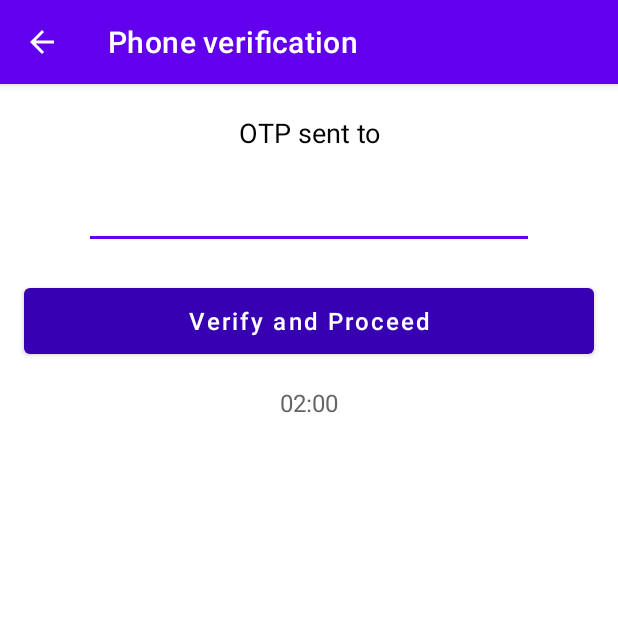
After one commit to KateUmesh/DueDateReminder, an Android app: the OtpVerificationActivity screen opened directly, with no data from a screen before it, on a phone screen of 412 x 824 dp, the top half of it. The commit adds this screen. Run offline under Robolectric (Android 15) with nearby library versions, the light colour scheme and no system bars.

Commit message:
OtpVerificationActivity.kt created

```diff
--- a/app/src/main/AndroidManifest.xml
+++ b/app/src/main/AndroidManifest.xml
@@ -9,11 +9,15 @@
         android:roundIcon="@mipmap/ic_launcher_round"
         android:supportsRtl="true"
         android:theme="@style/Theme.DueDateReminder">
-        <activity android:name=".view.activities.CreateAccountActivity"
-            android:exported="true"/>
-        <activity android:name=".view.activities.LoginActivity"
-            android:exported="true"/>
-        <activity android:name=".view.activities.SplashActivity"
+        <activity android:name=".view.activities.OtpVerificationActivity"></activity>
+        <activity
+            android:name=".view.activities.CreateAccountActivity"
+            android:exported="true" />
+        <activity
+            android:name=".view.activities.LoginActivity"
+            android:exported="true" />
+        <activity
+            android:name=".view.activities.SplashActivity"
             android:exported="true">
             <intent-filter>
                 <action android:name="android.intent.action.MAIN" />
--- /dev/null
+++ b/app/src/main/java/com/duedatereminder/view/activities/OtpVerificationActivity.kt
@@ -0,0 +1,30 @@
+package com.duedatereminder.view.activities
+
+import androidx.appcompat.app.AppCompatActivity
+import android.os.Bundle
+import android.widget.Button
+import android.widget.TextView
+import com.duedatereminder.R
+import com.duedatereminder.utils.ContextExtension.Companion.toolbar
+import com.google.android.material.textfield.TextInputEditText
+
+class OtpVerificationActivity : AppCompatActivity() {
+    override fun onCreate(savedInstanceState: Bundle?) {
+        super.onCreate(savedInstanceState)
+        setContentView(R.layout.activity_otp_verification)
+
+        /*Toolbar*/
+        toolbar(getString(R.string.phone_verification),true)
+
+        /*Initialize Variable*/
+        val tvOtpMessage : TextView = findViewById(R.id.tvOtpMessage)
+        val edtOtp : TextInputEditText = findViewById(R.id.edtOtp)
+        val btnVerifyAndProceed : Button = findViewById(R.id.btnVerifyAndProceed)
+        val tvTimer : TextView = findViewById(R.id.tvTimer)
+
+        /*Verify and Proceed Button Click*/
+        btnVerifyAndProceed.setOnClickListener {
+
+        }
+    }
+}
--- /dev/null
+++ b/app/src/main/res/layout/activity_otp_verification.xml
@@ -0,0 +1,73 @@
+<?xml version="1.0" encoding="utf-8"?>
+<androidx.coordinatorlayout.widget.CoordinatorLayout
+    xmlns:android="http://schemas.android.com/apk/res/android"
+    xmlns:app="http://schemas.android.com/apk/res-auto"
+    xmlns:tools="http://schemas.android.com/tools"
+    android:layout_width="match_parent"
+    android:layout_height="match_parent"
+    tools:context=".view.activities.OtpVerificationActivity">
+
+    <androidx.appcompat.widget.LinearLayoutCompat
+        android:layout_width="match_parent"
+        android:layout_height="match_parent"
+        android:orientation="vertical">
+
+        <com.google.android.material.appbar.AppBarLayout
+            android:layout_width="match_parent"
+            android:layout_height="wrap_content">
+
+            <include layout="@layout/toolbar_layout"/>
+        </com.google.android.material.appbar.AppBarLayout>
+
+        <TextView
+            android:id="@+id/tvOtpMessage"
+            android:textAppearance="@style/Base.TextAppearance.AppCompat.Medium"
+            android:textColor="@color/black"
+            android:gravity="center"
+            android:layout_width="match_parent"
+            android:layout_height="wrap_content"
+            android:layout_marginTop="@dimen/spacing_mlarge"
+            android:text="@string/sentOTPto"/>
+
+        <com.google.android.material.textfield.TextInputEditText
+            android:layout_marginTop="@dimen/spacing_large"
+            android:id="@+id/edtOtp"
+            android:textAppearance="@style/Base.TextAppearance.AppCompat.Large"
+            android:textStyle="bold"
+            android:layout_gravity="center"
+            android:layout_width="300dp"
+            android:layout_height="wrap_content"
+            android:maxLines="1"
+            android:singleLine="true"
+            android:maxLength="4"
+            android:inputType="number"
+            android:backgroundTint="@color/colorPrimary"
+            />
+
+        <com.google.android.material.button.MaterialButton
+            android:id="@+id/btnVerifyAndProceed"
+            style="@style/primaryDarkBackgroundButton"
+            android:layout_width="match_parent"
+            android:layout_height="56dp"
+            android:layout_gravity="center"
+            android:text="@string/verify_proceed"
+            android:textAllCaps="false"
+            android:layout_marginStart="16dp"
+            android:layout_marginEnd="16dp"
+            android:layout_marginTop="@dimen/spacing_mlarge"
+            android:textSize="16sp" />
+
+        <TextView
+            android:textAppearance="@style/TextAppearance.AppCompat.Subhead"
+            android:textColor="@color/grey_60"
+            android:gravity="center"
+            android:id="@+id/tvTimer"
+            android:layout_width="match_parent"
+            android:layout_height="wrap_content"
+            android:layout_marginTop="@dimen/spacing_large"
+            android:text="02:00"/>
+
+
+    </androidx.appcompat.widget.LinearLayoutCompat>
+
+</androidx.coordinatorlayout.widget.CoordinatorLayout>
--- a/app/src/main/res/values/colors.xml
+++ b/app/src/main/res/values/colors.xml
@@ -7,6 +7,7 @@
     <color name="teal_700">#FF018786</color>
     <color name="black">#FF000000</color>
     <color name="white">#FFFFFFFF</color>
+    <color name="grey_60">#666666</color>
 
     <color name="colorPrimary">#FF6200EE</color>
     <color name="colorPrimaryDark">#FF3700B3</color>
--- a/app/src/main/res/values/strings.xml
+++ b/app/src/main/res/values/strings.xml
@@ -14,4 +14,9 @@
     <string name="you_will_get_otp">You will get an OTP on this number.</string>
     <string name="accept_terms_msg">By creating an account, you agree to our  <a href="terms:">terms and conditions</a></string>
 
+    //OTP Verification
+    <string name="sentOTPto">OTP sent to</string>
+    <string name="verify_proceed">Verify and Proceed</string>
+    <string name="phone_verification">Phone verification</string>
+
 </resources>
```
